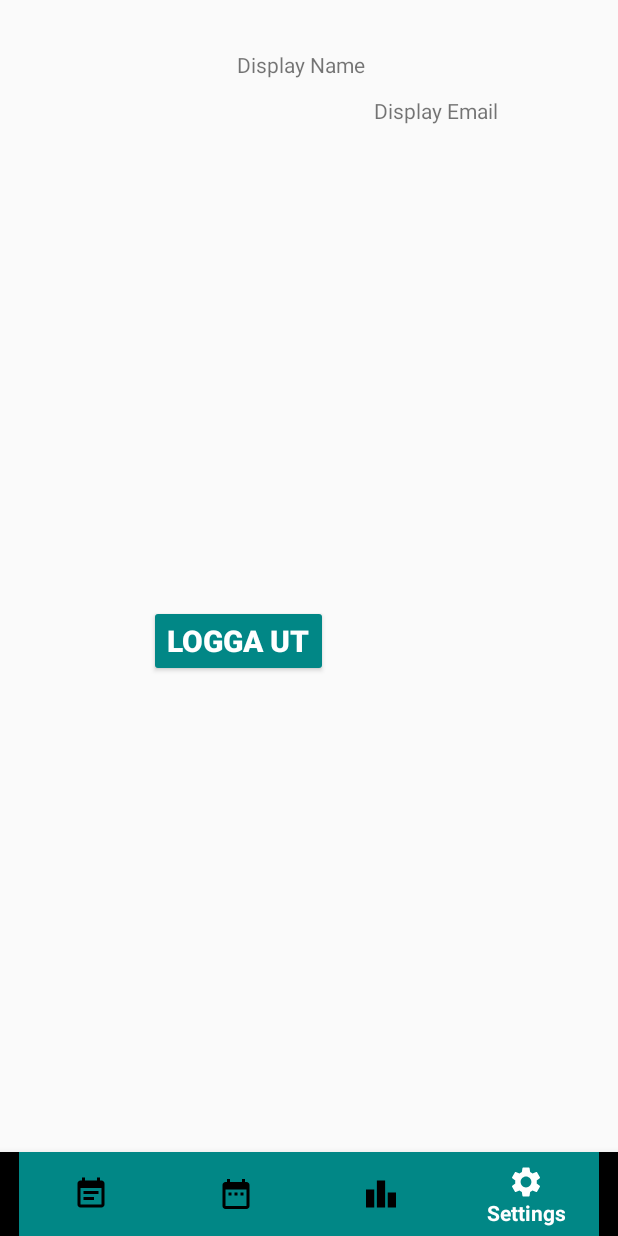
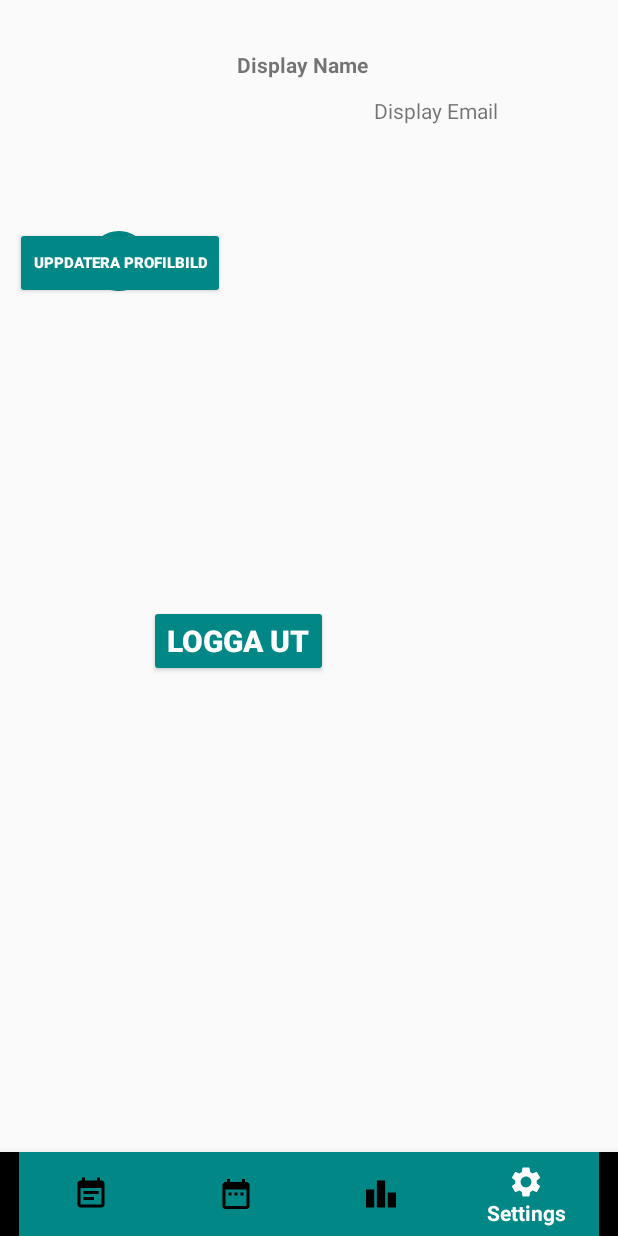
Before and after one commit to angelicaengstrom/ig028g-statti, an Android app: the Settings screen opened directly, with no data from a screen before it, on a phone screen of 412 x 824 dp. Run offline under Robolectric (Android 15) with nearby library versions, the phone set to English and light mode, and no system bars; our stand-ins replace Firebase (no records; nobody signed in at launch, a user with empty details on screens opened directly); 2 statements that could not run were skipped.

Commit message:
Update activity_settings.xml

```diff
--- a/MyApplication3/app/src/main/res/layout/activity_settings.xml
+++ b/MyApplication3/app/src/main/res/layout/activity_settings.xml
@@ -52,7 +52,26 @@
         android:layout_marginStart="158dp"
         android:layout_marginLeft="158dp"
         android:layout_marginTop="33dp"
-        android:text="Display Name" />
+        android:text="Display Name"
+        android:textStyle="bold"/>
+
+    <Button
+        android:id="@+id/updateProfileBtn"
+        android:layout_width="wrap_content"
+        android:layout_height="wrap_content"
+        android:layout_alignParentStart="true"
+        android:layout_alignParentLeft="true"
+        android:layout_alignParentTop="true"
+        android:layout_centerHorizontal="true"
+        android:layout_marginStart="10dp"
+        android:layout_marginLeft="10dp"
+        android:layout_marginTop="151dp"
+        android:backgroundTint="@color/teal_700"
+        android:text="Uppdatera profilbild"
+        android:textColor="#ffff"
+        android:textSize="10sp"
+        android:textStyle="bold"
+        android:onClick="updateProfile"/>
 
     <TextView
         android:id="@+id/ViewEmail"
@@ -79,5 +98,17 @@
         tools:srcCompat="@tools:sample/avatars"
         />
 
+    <ProgressBar
+        android:id="@+id/progressBar3"
+        style="?android:attr/progressBarStyle"
+        android:layout_width="wrap_content"
+        android:layout_height="wrap_content"
+        android:layout_alignParentStart="true"
+        android:layout_alignParentLeft="true"
+        android:layout_alignParentTop="true"
+        android:layout_marginStart="55dp"
+        android:layout_marginLeft="55dp"
+        android:layout_marginTop="150dp" />
+
 
 </RelativeLayout>
```
